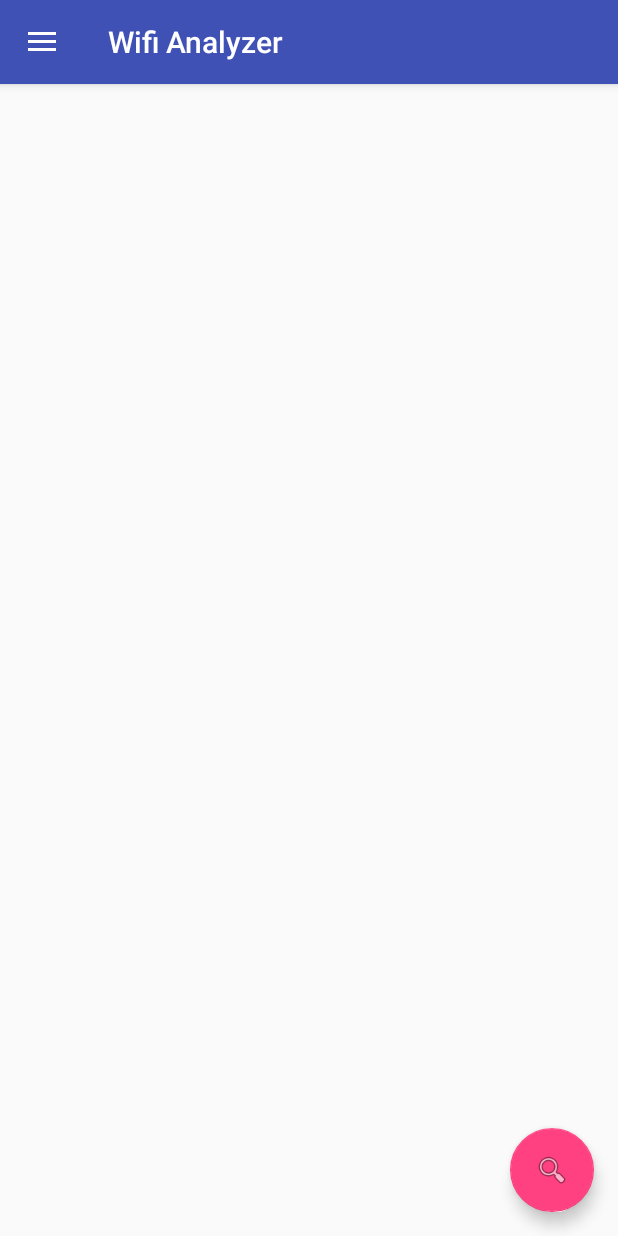
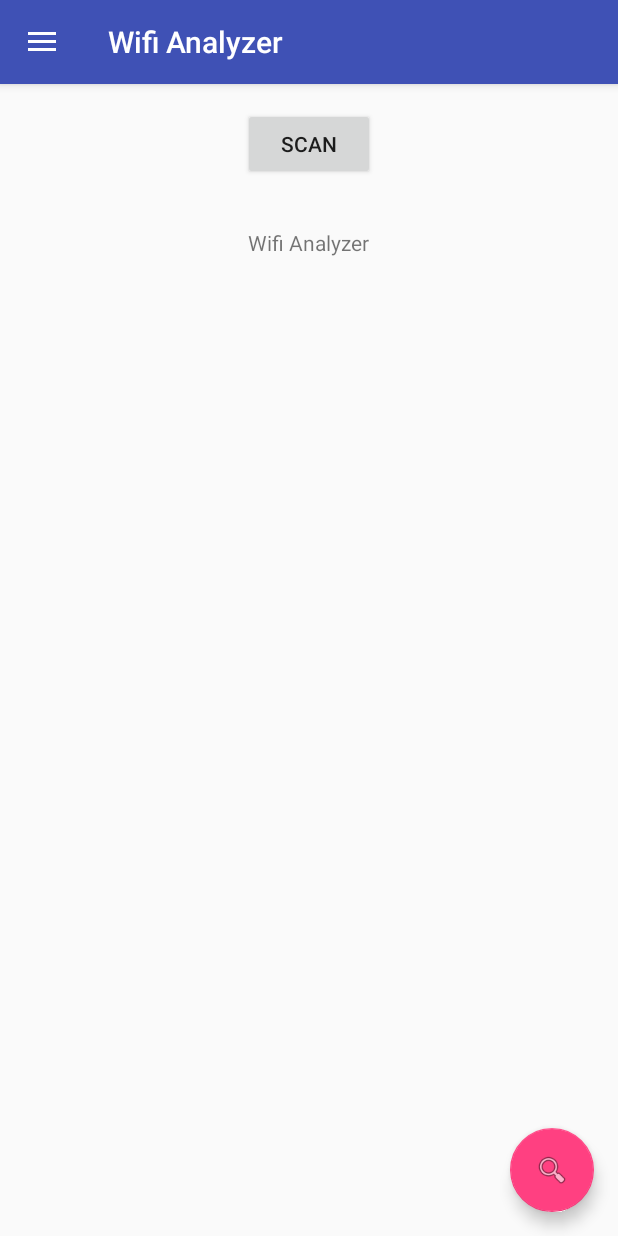
Before and after one commit to hihasan/Wifi-Analyzer, an Android app: the screen it shows after launch (MainActivity), on a phone screen of 412 x 824 dp. Run offline under Robolectric (Android 15) with nearby library versions, the phone set to English and light mode, and no system bars.

Commit message:
wifi list

```diff
--- a/app/src/main/AndroidManifest.xml
+++ b/app/src/main/AndroidManifest.xml
@@ -1,6 +1,9 @@
 <?xml version="1.0" encoding="utf-8"?>
 <manifest xmlns:android="http://schemas.android.com/apk/res/android"
     package="com.hihasan.wifianalyzer">
+
+    <uses-permission android:name="android.permission.ACCESS_WIFI_STATE" />
+    <uses-permission android:name="android.permission.CHANGE_WIFI_STATE" />
 
     <application
         android:allowBackup="true"
--- a/app/src/main/java/com/hihasan/wifianalyzer/MainActivity.java
+++ b/app/src/main/java/com/hihasan/wifianalyzer/MainActivity.java
@@ -1,10 +1,13 @@
 package com.hihasan.wifianalyzer;
 
+import android.content.BroadcastReceiver;
+import android.content.Context;
 import android.content.Intent;
+import android.content.IntentFilter;
+import android.net.wifi.ScanResult;
+import android.net.wifi.WifiManager;
 import android.os.Bundle;
-import android.support.design.widget.FloatingActionButton;
 import android.support.design.widget.NavigationView;
-import android.support.design.widget.Snackbar;
 import android.support.v4.view.GravityCompat;
 import android.support.v4.widget.DrawerLayout;
 import android.support.v7.app.ActionBarDrawerToggle;
@@ -12,30 +15,48 @@ import android.support.v7.app.AppCompatActivity;
 import android.support.v7.widget.Toolbar;
 import android.view.MenuItem;
 import android.view.View;
+import android.widget.Button;
+import android.widget.ListView;
+import android.widget.SimpleAdapter;
+import android.widget.TextView;
+import android.widget.Toast;
 
 import com.hihasan.wifianalyzer.contourgraph.ContourMain;
 
+import java.util.ArrayList;
+import java.util.HashMap;
+import java.util.List;
+
 public class MainActivity extends AppCompatActivity
-        implements NavigationView.OnNavigationItemSelectedListener {
+        implements NavigationView.OnNavigationItemSelectedListener, View.OnClickListener
+{
+    private WifiManager wifi;
+    private ListView lv;
+    private TextView textStatus;
+    private Button buttonScan;
+    private List<ScanResult> results;
+
+    private String ITEM_KEY = "key";
+    private List<HashMap<String, String>> networkList = new ArrayList<HashMap<String, String>>();
+    private SimpleAdapter adapter;
+
+//    String ITEM_KEY = "key";
+//    ArrayList<HashMap<String, String>> arraylist = new ArrayList<HashMap<String, String>>();
+//    SimpleAdapter adapter;
 
     @Override
-    protected void onCreate(Bundle savedInstanceState)
-    {
+    protected void onCreate(Bundle savedInstanceState) {
         super.onCreate(savedInstanceState);
         setContentView(R.layout.activity_main);
         Toolbar toolbar = (Toolbar) findViewById(R.id.toolbar);
         setSupportActionBar(toolbar);
 
-        FloatingActionButton fab = (FloatingActionButton) findViewById(R.id.fab);
-        fab.setOnClickListener(new View.OnClickListener()
-        {
-            @Override
-            public void onClick(View view)
-            {
-                Snackbar.make(view, "Replace with your own action", Snackbar.LENGTH_LONG)
-                        .setAction("Action", null).show();
-            }
-        });
+        textStatus = (TextView) findViewById(R.id.textStatus);
+        buttonScan = (Button) findViewById(R.id.buttonScan);
+        buttonScan.setOnClickListener(this);
+        lv = (ListView) findViewById(R.id.list);
+
+
 
         DrawerLayout drawer = (DrawerLayout) findViewById(R.id.drawer_layout);
         ActionBarDrawerToggle toggle = new ActionBarDrawerToggle(
@@ -45,6 +66,40 @@ public class MainActivity extends AppCompatActivity
 
         NavigationView navigationView = (NavigationView) findViewById(R.id.nav_view);
         navigationView.setNavigationItemSelectedListener(this);
+
+        wifi = (WifiManager) getSystemService(Context.WIFI_SERVICE);
+        if (wifi.isWifiEnabled() == false) {
+            Toast.makeText(getApplicationContext(), "wifi is disabled..making it enabled",
+                    Toast.LENGTH_LONG).show();
+            wifi.setWifiEnabled(true);
+        }
+        this.adapter = new SimpleAdapter(MainActivity.this, networkList, R.layout.row,
+                new String[] { ITEM_KEY }, new int[] { R.id.list_value });
+        lv.setAdapter(this.adapter);
+
+        registerReceiver(new BroadcastReceiver() {
+            @Override
+            public void onReceive(Context c, Intent intent) {
+                results = wifi.getScanResults();
+                textStatus.setText(results.size() + " networks found");
+                for (ScanResult result : results) {
+                    HashMap<String, String> items = new HashMap<String, String>();
+                    String itenName = "BSSID=" + result.BSSID + ", SSID=" + result.SSID
+                            + ", capabilities=" + result.capabilities;
+                    items.put(ITEM_KEY, itenName);
+                    networkList.add(items);
+                    adapter.notifyDataSetChanged();
+                }
+
+            }
+        }, new IntentFilter(WifiManager.SCAN_RESULTS_AVAILABLE_ACTION));
+    }
+
+
+    public void onClick(View view) {
+        networkList.clear();
+        wifi.startScan();
+        textStatus.setText("Scanning....");
     }
 
     @Override
--- a/app/src/main/res/layout/content_main.xml
+++ b/app/src/main/res/layout/content_main.xml
@@ -1,28 +1,49 @@
 <?xml version="1.0" encoding="utf-8"?>
-<ScrollView xmlns:android="http://schemas.android.com/apk/res/android"
+<RelativeLayout
+    xmlns:android="http://schemas.android.com/apk/res/android"
     xmlns:app="http://schemas.android.com/apk/res-auto"
     xmlns:tools="http://schemas.android.com/tools"
     android:id="@+id/content_main"
-    android:layout_width="fill_parent"
-    android:layout_height="fill_parent"
-    android:paddingBottom="@dimen/activity_vertical_margin"
-    android:paddingLeft="@dimen/activity_horizontal_margin"
-    android:paddingRight="@dimen/activity_horizontal_margin"
-    android:paddingTop="@dimen/activity_vertical_margin"
+    android:layout_width="match_parent"
+    android:layout_height="match_parent"
     app:layout_behavior="@string/appbar_scrolling_view_behavior"
-    tools:context="com.hihasan.wifianalyzer.MainActivity"
+    tools:context=".MainActivity"
     tools:showIn="@layout/app_bar_main">
 
     <RelativeLayout
-        android:layout_width="fill_parent"
-        android:layout_height="fill_parent">
+        android:layout_width="match_parent"
+        android:layout_height="match_parent"
+        android:paddingBottom="@dimen/activity_vertical_margin"
+        android:paddingLeft="@dimen/activity_horizontal_margin"
+        android:paddingRight="@dimen/activity_horizontal_margin"
+        android:paddingTop="@dimen/activity_vertical_margin">
+
+        <Button
+            android:id="@+id/buttonScan"
+            android:layout_width="wrap_content"
+            android:layout_height="wrap_content"
+            android:layout_centerHorizontal="true"
+            android:text="Scan" />
+
+        <TextView
+            android:id="@+id/textStatus"
+            android:layout_width="wrap_content"
+            android:layout_height="wrap_content"
+            android:layout_centerHorizontal="true"
+            android:layout_marginTop="32dp"
+            android:text="@string/app_name"
+            android:layout_below="@+id/buttonScan"/>
 
         <ListView
-            android:id="@+id/lv"
-            android:layout_width="match_parent"
-            android:layout_height="match_parent"></ListView>
+            android:id="@+id/list"
+            android:layout_width="wrap_content"
+            android:layout_height="wrap_content"
+            android:layout_below="@+id/textStatus"
+            android:layout_centerHorizontal="true"
+            android:layout_marginTop="32dp" >
+        </ListView>
 
     </RelativeLayout>
 
 
-</ScrollView>
+</RelativeLayout>
```
Also changed, not shown: app/src/main/res/layout/row.xml (added, +15 -0 lines).
